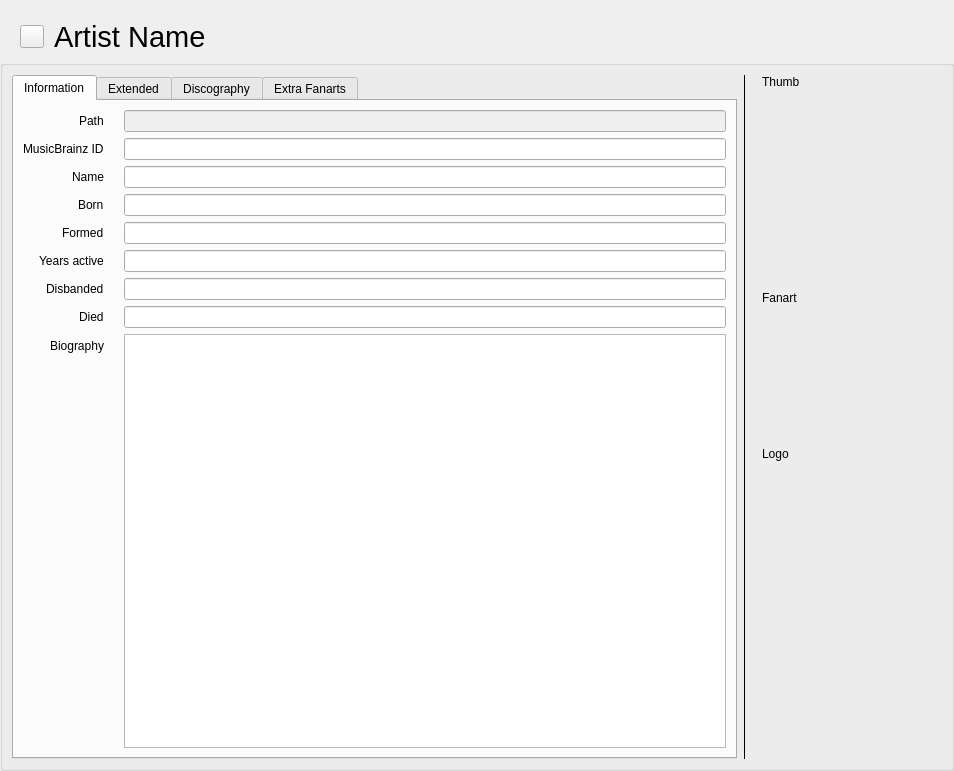
Old version of the form src/ui/music/MusicWidgetArtist.ui in the repository Komet/MediaElch.
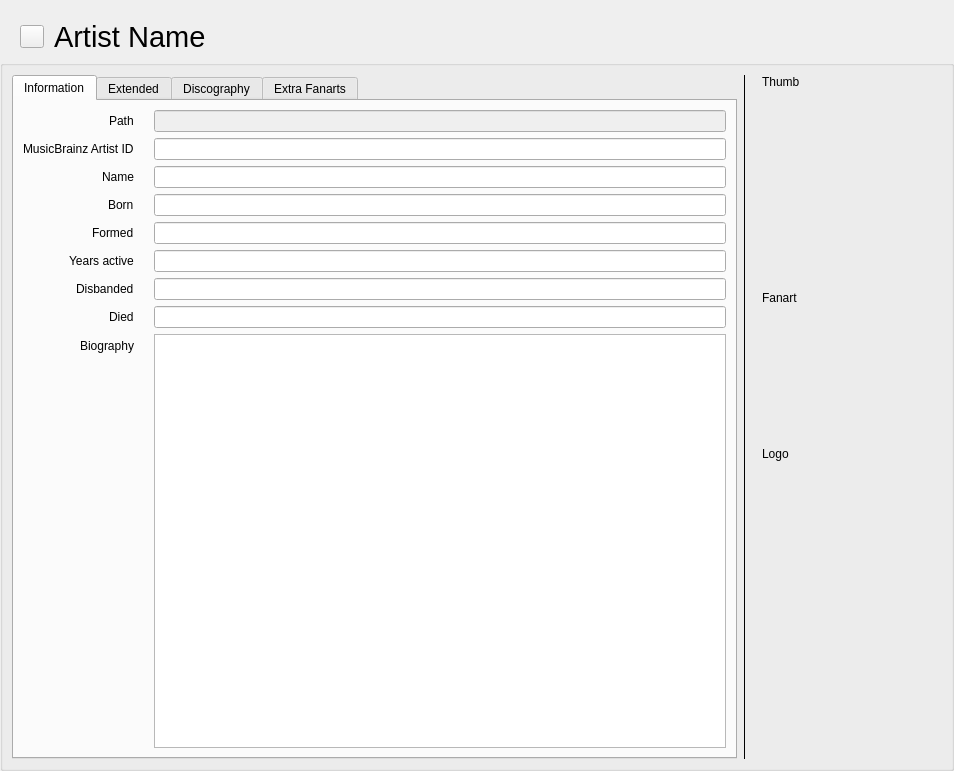
New version of the form. Icons and pictures are not drawn. Custom widgets are drawn as their Qt base class.

Commit message:
fix: "MusicBrainz ID" is "MusicBrainz Artist ID"
The term "MusicBrainz ID" is used for a group of IDs like MusicBrainz
artist ID, MusicBrainz album artist ID, and MusicBrainz album ID (see
https://musicbrainz.org/doc/MusicBrainz_Identifier). To be clear, the
MusicBrainz ID is the MusicBrainz Artist ID that is shown in the music
artist view.

Diff of the .ui file:
```diff
--- a/src/ui/music/MusicWidgetArtist.ui
+++ b/src/ui/music/MusicWidgetArtist.ui
@@ -239,7 +239,7 @@
             <item row="1" column="0">
              <widget class="QLabel" name="labelId">
               <property name="text">
-               <string>MusicBrainz ID</string>
+               <string>MusicBrainz Artist ID</string>
               </property>
              </widget>
             </item>
```
Left out of the diff: 18 changed lines with no effect on the pictures. The commit also changes 28 other files.
